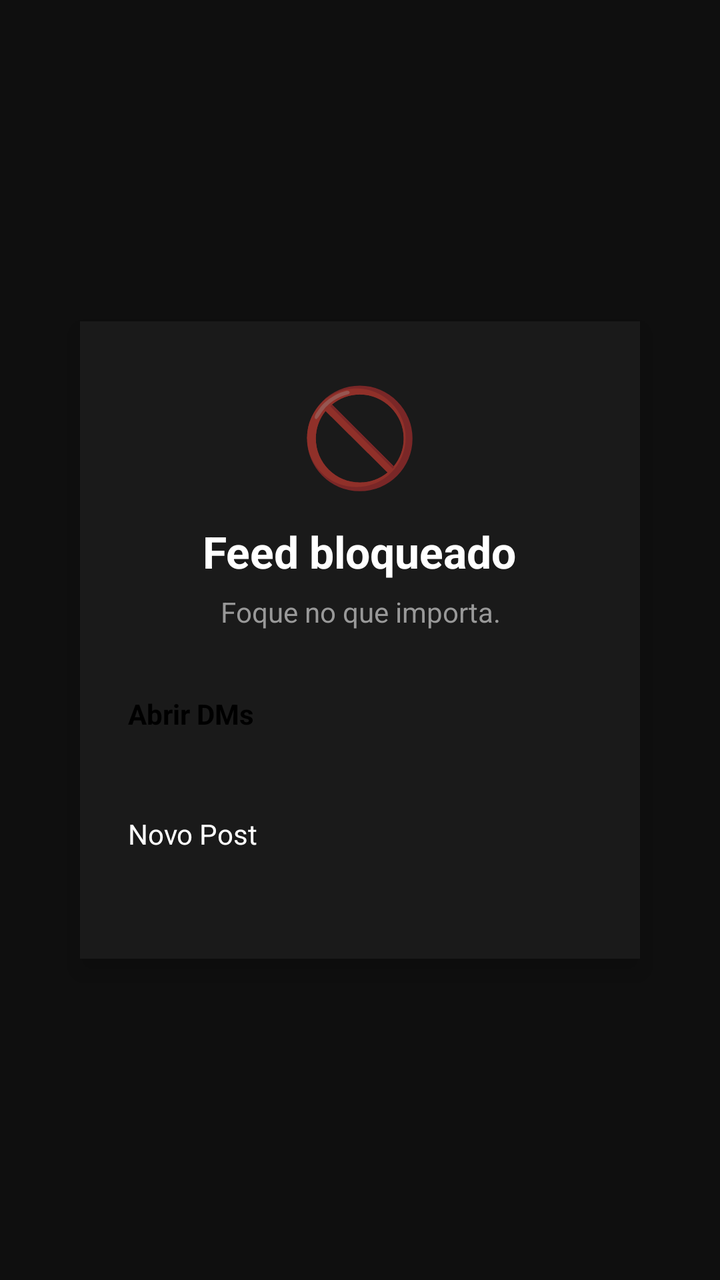
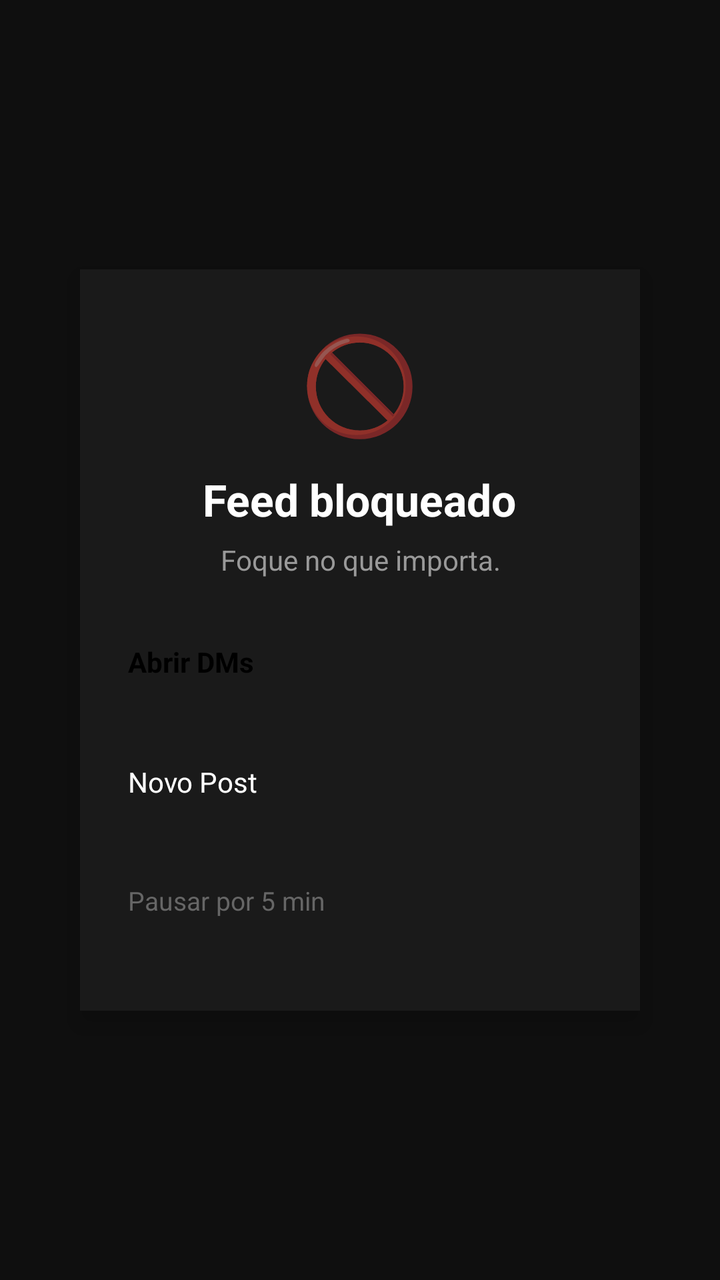

The first picture is an Android layout as it rendered before a commit; the second is the same layout after the commit. The layout source and the unified diff follow.
<!-- AndroidManifest.xml: application theme Theme.NoFeed -->
<!-- res/layout/overlay_feed_blocker.xml -->
<?xml version="1.0" encoding="utf-8"?>
<FrameLayout xmlns:android="http://schemas.android.com/apk/res/android"
    android:layout_width="match_parent"
    android:layout_height="match_parent"
    android:background="#F0000000">

    <LinearLayout
        android:layout_width="280dp"
        android:layout_height="wrap_content"
        android:layout_gravity="center"
        android:orientation="vertical"
        android:gravity="center"
        android:padding="24dp"
        android:background="#1A1A1A"
        android:elevation="8dp">

        <TextView
            android:layout_width="wrap_content"
            android:layout_height="wrap_content"
            android:text="🚫"
            android:textSize="48sp"
            android:layout_marginBottom="12dp" />

        <TextView
            android:layout_width="wrap_content"
            android:layout_height="wrap_content"
            android:text="@string/feed_blocked_title"
            android:textColor="#FFFFFF"
            android:textSize="22sp"
            android:textStyle="bold"
            android:layout_marginBottom="6dp" />

        <TextView
            android:layout_width="wrap_content"
            android:layout_height="wrap_content"
            android:text="@string/feed_blocked_subtitle"
            android:textColor="#999999"
            android:textSize="14sp"
            android:gravity="center"
            android:layout_marginBottom="32dp" />

        <Button
            android:id="@+id/btn_open_dms"
            android:layout_width="match_parent"
            android:layout_height="48dp"
            android:text="@string/open_dms"
            android:backgroundTint="#FFFFFF"
            android:textColor="#000000"
            android:textStyle="bold"
            android:layout_marginBottom="12dp" />

        <Button
            android:id="@+id/btn_new_post"
            android:layout_width="match_parent"
            android:layout_height="48dp"
            android:text="@string/new_post"
            android:backgroundTint="#333333"
            android:textColor="#FFFFFF" />

    </LinearLayout>

</FrameLayout>
<!-- resources referenced by this layout -->
<resources>
  <string name="feed_blocked_subtitle">Foque no que importa.</string>
  <string name="feed_blocked_title">Feed bloqueado</string>
  <string name="new_post">Novo Post</string>
  <string name="open_dms">Abrir DMs</string>
  <style name="Theme.NoFeed" parent="android:Theme.Material.Light.NoActionBar">
          <item name="android:statusBarColor">#000000</item>
          <item name="android:navigationBarColor">#000000</item>
      </style>
</resources>

<!-- the commit's change to res/layout/overlay_feed_blocker.xml (unified diff, before → after) -->
@@ -55,7 +55,17 @@
             android:layout_height="48dp"
             android:text="@string/new_post"
             android:backgroundTint="#333333"
-            android:textColor="#FFFFFF" />
+            android:textColor="#FFFFFF"
+            android:layout_marginBottom="12dp" />
+
+        <Button
+            android:id="@+id/btn_pause"
+            android:layout_width="match_parent"
+            android:layout_height="40dp"
+            android:text="@string/pause_5min"
+            android:backgroundTint="#00000000"
+            android:textColor="#666666"
+            android:textSize="13sp" />
 
     </LinearLayout>
 
<!-- resource entries referenced after the edit -->
@@ -4,6 +4,7 @@
   <string name="feed_blocked_title">Feed bloqueado</string>
   <string name="new_post">Novo Post</string>
   <string name="open_dms">Abrir DMs</string>
+  <string name="pause_5min">Pausar por 5 min</string>
   <style name="Theme.NoFeed" parent="android:Theme.Material.Light.NoActionBar">
           <item name="android:statusBarColor">#000000</item>
           <item name="android:navigationBarColor">#000000</item>
